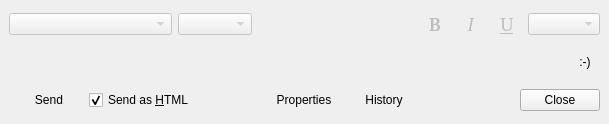
Before: the Qt Designer form modules/chat/rzxchat_mac.ui in Fruneau/qRezix, drawn with Qt 5.
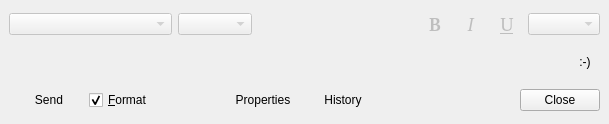
After: the same form once the commit is applied. Custom widgets are drawn as their Qt base class.

Commit message: AmÃ©liore la prise en charge du html... mais c'est encore loin d'Ãªtre parfait :/ Par contre lÃ , je vois vraiment pas comment faire mieux

Diff of the .ui file:
```diff
--- a/modules/chat/rzxchat_mac.ui
+++ b/modules/chat/rzxchat_mac.ui
@@ -351,7 +351,7 @@
         <string>&lt;h3>Send as HTML&lt;/h3>&lt;p>When this case is checked, you can format your text&lt;/p>&lt;p>&lt;b>Warning : &lt;/b>some clients don't support HTML...&lt;/p></string>
        </property>
        <property name="text" >
-        <string>Send as &amp;HTML</string>
+        <string>&amp;Format</string>
        </property>
        <property name="shortcut" >
         <string/>
```
Left out of the diff: 2 changed lines with no effect on the pictures. The commit also changes 5 other files.
